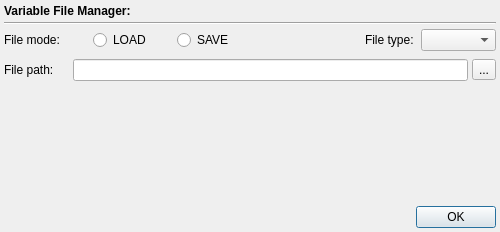
DTOcean/dtocean-app, file designer/filemanager.ui: the form before one commit.
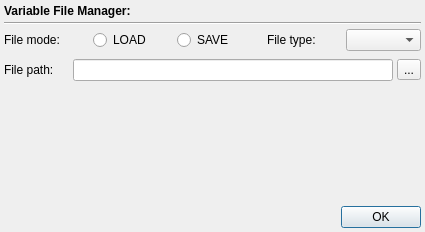
The form after the commit.

Commit message: Fixed simulation comparison widgets. Made details widget more space efficient Fixed point select widget.

The edit to the form file:
```diff
--- a/designer/filemanager.ui
+++ b/designer/filemanager.ui
@@ -6,7 +6,7 @@
    <rect>
     <x>0</x>
     <y>0</y>
-    <width>500</width>
+    <width>425</width>
     <height>232</height>
    </rect>
   </property>
@@ -30,7 +30,7 @@
     <number>4</number>
    </property>
    <property name="sizeConstraint">
-    <enum>QLayout::SetDefaultConstraint</enum>
+    <enum>QLayout::SetMinimumSize</enum>
    </property>
    <property name="margin">
     <number>4</number>
@@ -55,7 +55,7 @@
    <item>
     <layout class="QHBoxLayout" name="horizontalLayout">
      <property name="sizeConstraint">
-      <enum>QLayout::SetDefaultConstraint</enum>
+      <enum>QLayout::SetMinimumSize</enum>
      </property>
      <item>
       <widget class="QLabel" name="label_3">
@@ -136,14 +136,14 @@
      <item>
       <widget class="QLabel" name="label">
        <property name="sizePolicy">
-        <sizepolicy hsizetype="Preferred" vsizetype="Fixed">
+        <sizepolicy hsizetype="Fixed" vsizetype="Fixed">
          <horstretch>0</horstretch>
          <verstretch>0</verstretch>
         </sizepolicy>
        </property>
        <property name="minimumSize">
         <size>
-         <width>0</width>
+         <width>75</width>
          <height>0</height>
         </size>
        </property>
```
The commit also changes 5 other files.
